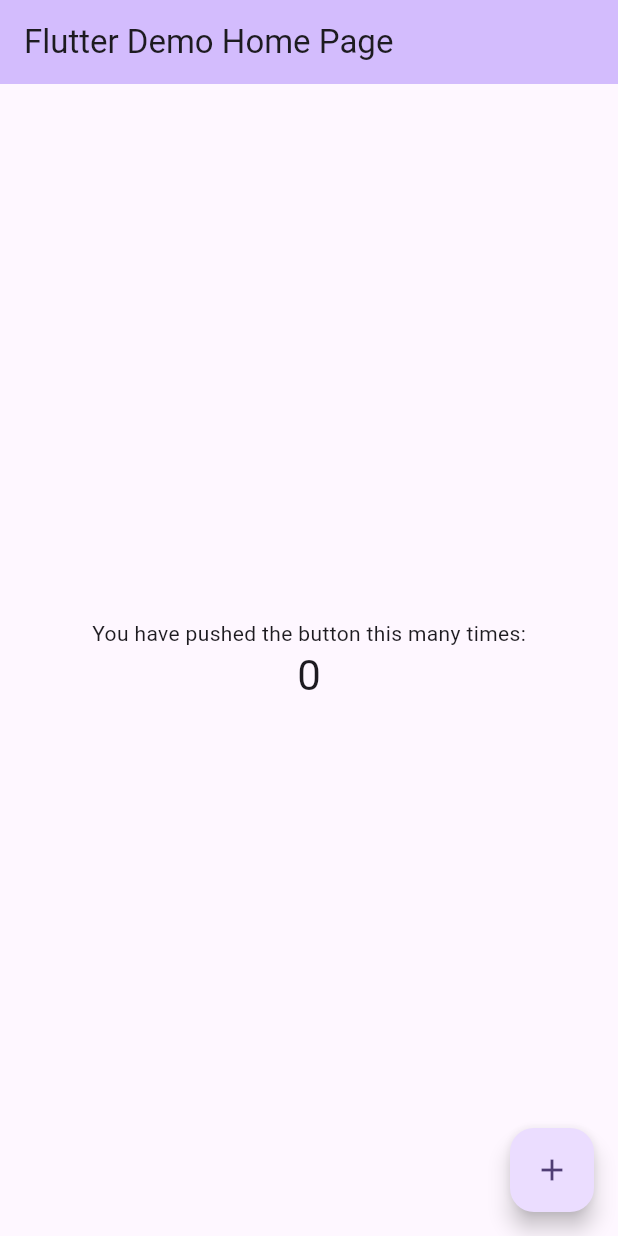
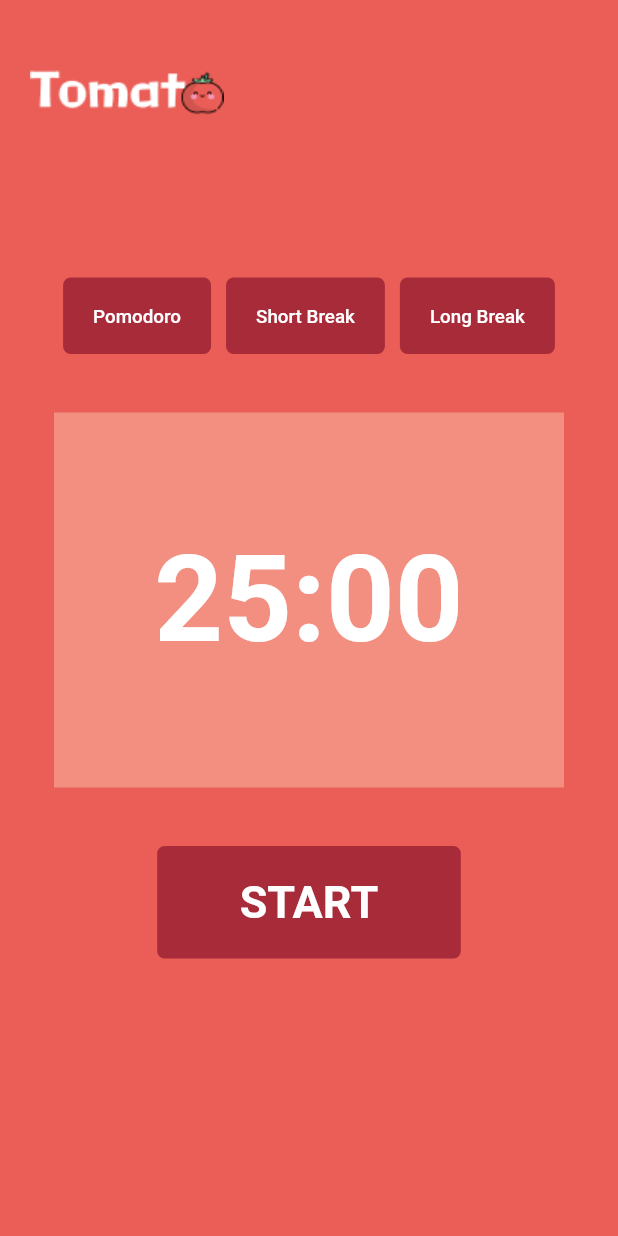
Before and after one commit to valentinaslacerda/Pomodoro, a Flutter app: the screen it shows after launch, on a phone screen of 412 x 824 dp. Run offline on Flutter 3.47's test engine with Material 2 defaults, Android fonts, the phone set to English and light mode, and no system bars.

Commit message:
UI do app

```diff
--- a/pomodoro_app/lib/colors.dart
+++ b/pomodoro_app/lib/colors.dart
@@ -1,12 +1,14 @@
 import 'package:flutter/material.dart';
 
-const btnVermelho = Color(0xffA82B3A);
-const vermelho = Color(0xffEA5E57);
-const verde = Color(0xffE1ECC8);
-const btnVerde = Color(0xffA0C49D);
-const azul = Color(0xff1F6E8C);
-const btnAzul = Color(0xff0E2954);
-const texto = Color(0xffFFFFFF);
-const containerP = Color(0xffF28F80);
-const containerS = Color(0xffE1ECC8);
-const containerT = Color(0xff84A7A1);
+class MyColors {
+  static const btnVermelho = Color(0xffA82B3A);
+  static const vermelho = Color(0xffEA5E57);
+  static const verde = Color(0xffE1ECC8);
+  static const btnVerde = Color(0xffA0C49D);
+  static const azul = Color(0xff1F6E8C);
+  static const btnAzul = Color(0xff0E2954);
+  static const texto = Color(0xffFFFFFF);
+  static const containerP = Color(0xffF28F80);
+  static const containerS = Color(0xffE1ECC8);
+  static const containerT = Color(0xff84A7A1);
+}
--- /dev/null
+++ b/pomodoro_app/lib/home.dart
@@ -0,0 +1,105 @@
+import 'package:flutter/material.dart';
+import 'colors.dart';
+
+class Home extends StatelessWidget {
+  const Home({Key? key}) : super(key: key);
+
+  @override
+  Widget build(BuildContext context) {
+    return Scaffold(
+      backgroundColor: MyColors.vermelho,
+      body: Container(
+        padding: const EdgeInsets.only(top: 40, left: 20, right: 20),
+        child: Column(
+          crossAxisAlignment: CrossAxisAlignment.start,
+          children: [
+            Align(
+              alignment: Alignment.topLeft,
+              child: Image.asset('assets/images/logo.png'),
+            ),
+            const SizedBox(height: 100),
+            Row(
+              mainAxisAlignment: MainAxisAlignment.center,
+              children: [
+                TextButton(
+                  onPressed: () {},
+                  child: Text('Pomodoro',
+                      style: TextStyle(color: MyColors.texto, fontSize: 12.54)),
+                  style: TextButton.styleFrom(
+                    backgroundColor: MyColors.btnVermelho,
+                    padding: const EdgeInsets.symmetric(
+                        vertical: 18, horizontal: 20),
+                    shape: RoundedRectangleBorder(
+                      borderRadius: BorderRadius.circular(5),
+                    ),
+                  ),
+                ),
+                const SizedBox(width: 10),
+                TextButton(
+                  onPressed: () {},
+                  child: Text('Short Break',
+                      style: TextStyle(color: MyColors.texto, fontSize: 12.54)),
+                  style: TextButton.styleFrom(
+                    backgroundColor: MyColors.btnVermelho,
+                    padding: const EdgeInsets.symmetric(
+                        vertical: 18, horizontal: 20),
+                    shape: RoundedRectangleBorder(
+                      borderRadius: BorderRadius.circular(5),
+                    ),
+                  ),
+                ),
+                const SizedBox(width: 10),
+                TextButton(
+                  onPressed: () {},
+                  child: Text('Long Break',
+                      style: TextStyle(color: MyColors.texto, fontSize: 12.54)),
+                  style: TextButton.styleFrom(
+                    backgroundColor: MyColors.btnVermelho,
+                    padding: const EdgeInsets.symmetric(
+                        vertical: 18, horizontal: 20),
+                    shape: RoundedRectangleBorder(
+                      borderRadius: BorderRadius.circular(5),
+                    ),
+                  ),
+                ),
+              ],
+            ),
+            const SizedBox(height: 39),
+            Center(
+              child: Container(
+                height: 250,
+                width: 340,
+                alignment: Alignment.center,
+                color: MyColors.containerP,
+                child: Text('25:00',
+                    style: TextStyle(
+                        color: MyColors.texto,
+                        fontSize: 80,
+                        fontWeight: FontWeight.bold)),
+              ),
+            ),
+            const SizedBox(height: 39),
+            Center(
+              child: TextButton(
+                onPressed: () {},
+                child: Text('START',
+                    style: TextStyle(
+                        color: MyColors.texto,
+                        fontSize: 30,
+                        fontWeight: FontWeight.bold)),
+                style: TextButton.styleFrom(
+                  backgroundColor: MyColors.btnVermelho,
+                  padding:
+                      const EdgeInsets.symmetric(vertical: 20, horizontal: 55),
+                  shape: RoundedRectangleBorder(
+                    borderRadius: BorderRadius.circular(5),
+                  ),
+                ),
+              ),
+            ),
+          ],
+        ),
+      ),
+    );
+  }
+}
--- a/pomodoro_app/lib/main.dart
+++ b/pomodoro_app/lib/main.dart
@@ -1,125 +1,19 @@
 import 'package:flutter/material.dart';
+import 'home.dart';
 
 void main() {
-  runApp(const MyApp());
+  runApp(MyApp());
 }
 
 class MyApp extends StatelessWidget {
   const MyApp({super.key});
 
-  // This widget is the root of your application.
   @override
   Widget build(BuildContext context) {
-    return MaterialApp(
+    return const MaterialApp(
+      debugShowCheckedModeBanner: false,
       title: 'Flutter Demo',
-      theme: ThemeData(
-        // This is the theme of your application.
-        //
-        // TRY THIS: Try running your application with "flutter run". You'll see
-        // the application has a blue toolbar. Then, without quitting the app,
-        // try changing the seedColor in the colorScheme below to Colors.green
-        // and then invoke "hot reload" (save your changes or press the "hot
-        // reload" button in a Flutter-supported IDE, or press "r" if you used
-        // the command line to start the app).
-        //
-        // Notice that the counter didn't reset back to zero; the application
-        // state is not lost during the reload. To reset the state, use hot
-        // restart instead.
-        //
-        // This works for code too, not just values: Most code changes can be
-        // tested with just a hot reload.
-        colorScheme: ColorScheme.fromSeed(seedColor: Colors.deepPurple),
-        useMaterial3: true,
-      ),
-      home: const MyHomePage(title: 'Flutter Demo Home Page'),
+      home: Home(),
     );
   }
 }
-
-class MyHomePage extends StatefulWidget {
-  const MyHomePage({super.key, required this.title});
-
-  // This widget is the home page of your application. It is stateful, meaning
-  // that it has a State object (defined below) that contains fields that affect
-  // how it looks.
-
-  // This class is the configuration for the state. It holds the values (in this
-  // case the title) provided by the parent (in this case the App widget) and
-  // used by the build method of the State. Fields in a Widget subclass are
-  // always marked "final".
-
-  final String title;
-
-  @override
-  State<MyHomePage> createState() => _MyHomePageState();
-}
-
-class _MyHomePageState extends State<MyHomePage> {
-  int _counter = 0;
-
-  void _incrementCounter() {
-    setState(() {
-      // This call to setState tells the Flutter framework that something has
-      // changed in this State, which causes it to rerun the build method below
-      // so that the display can reflect the updated values. If we changed
-      // _counter without calling setState(), then the build method would not be
-      // called again, and so nothing would appear to happen.
-      _counter++;
-    });
-  }
-
-  @override
-  Widget build(BuildContext context) {
-    // This method is rerun every time setState is called, for instance as done
-    // by the _incrementCounter method above.
-    //
-    // The Flutter framework has been optimized to make rerunning build methods
-    // fast, so that you can just rebuild anything that needs updating rather
-    // than having to individually change instances of widgets.
-    return Scaffold(
-      appBar: AppBar(
-        // TRY THIS: Try changing the color here to a specific color (to
-        // Colors.amber, perhaps?) and trigger a hot reload to see the AppBar
-        // change color while the other colors stay the same.
-        backgroundColor: Theme.of(context).colorScheme.inversePrimary,
-        // Here we take the value from the MyHomePage object that was created by
-        // the App.build method, and use it to set our appbar title.
-        title: Text(widget.title),
-      ),
-      body: Center(
-        // Center is a layout widget. It takes a single child and positions it
-        // in the middle of the parent.
-        child: Column(
-          // Column is also a layout widget. It takes a list of children and
-          // arranges them vertically. By default, it sizes itself to fit its
-          // children horizontally, and tries to be as tall as its parent.
-          //
-          // Column has various properties to control how it sizes itself and
-          // how it positions its children. Here we use mainAxisAlignment to
-          // center the children vertically; the main axis here is the vertical
-          // axis because Columns are vertical (the cross axis would be
-          // horizontal).
-          //
-          // TRY THIS: Invoke "debug painting" (choose the "Toggle Debug Paint"
-          // action in the IDE, or press "p" in the console), to see the
-          // wireframe for each widget.
-          mainAxisAlignment: MainAxisAlignment.center,
-          children: <Widget>[
-            const Text(
-              'You have pushed the button this many times:',
-            ),
-            Text(
-              '$_counter',
-              style: Theme.of(context).textTheme.headlineMedium,
-            ),
-          ],
-        ),
-      ),
-      floatingActionButton: FloatingActionButton(
-        onPressed: _incrementCounter,
-        tooltip: 'Increment',
-        child: const Icon(Icons.add),
-      ), // This trailing comma makes auto-formatting nicer for build methods.
-    );
-  }
-}
```
Also changed, not shown: pomodoro_app/pubspec.yaml (+4 -5 lines), pomodoro_app/assets/images/logo.png (added).
